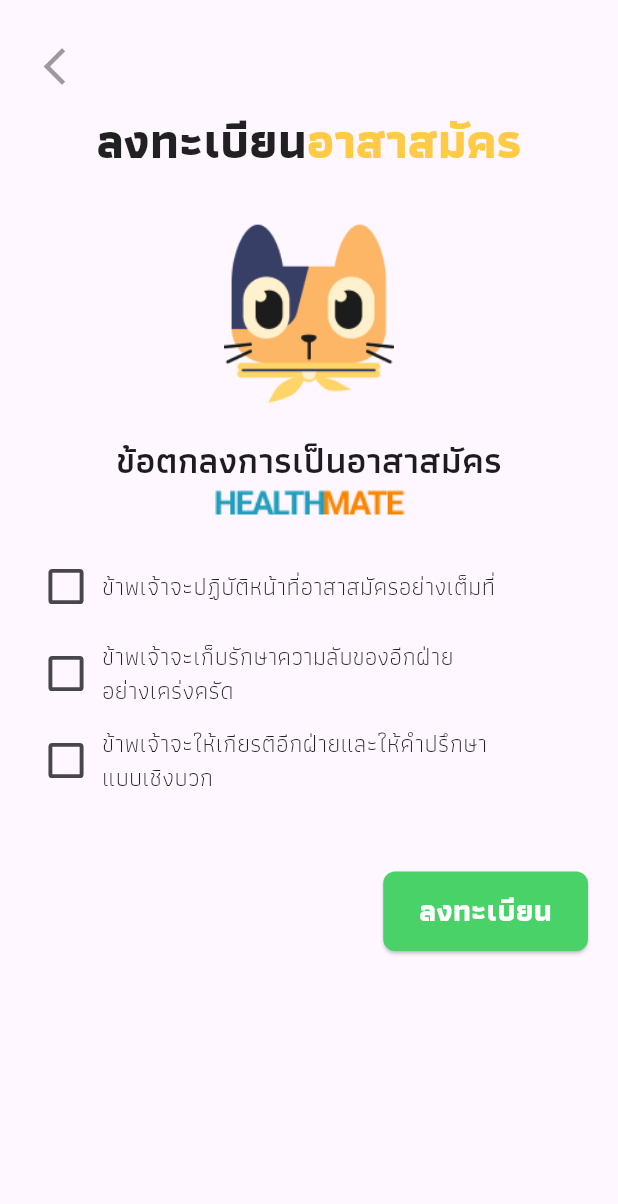
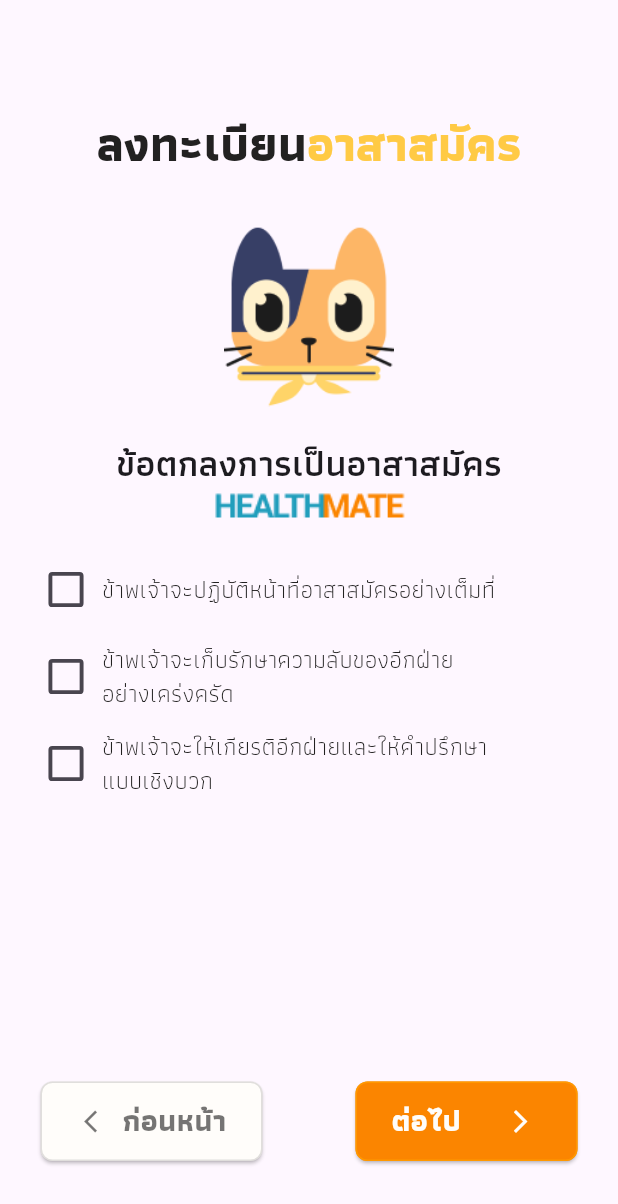
Before and after one commit to Hotch0colate/HealthMate, a Flutter app: the VolunteerRegister screen opened directly, on a phone screen of 412 x 824 dp. Shown: the top 1204 px of the screen. Run offline on Flutter 3.47's test engine with Material 3 defaults, Android fonts, the phone set to English and light mode, and no system bars; our stand-ins replace firebase_auth, firebase_core, firebase_database, firebase_messaging, flutter_rating_bar, get and 4 more; accounts and stored records are empty; network calls fail.

Commit message:
flow register volunteer

```diff
--- a/client/lib/component/buttons.dart
+++ b/client/lib/component/buttons.dart
@@ -84,6 +84,7 @@ class GoBackButton extends StatelessWidget {
     return ElevatedButton(
       onPressed: onPressed, // Use the onPressed function passed as parameter
       style: ElevatedButton.styleFrom(
+        padding: const EdgeInsets.symmetric(vertical: 12, horizontal: 24),
         shape: RoundedRectangleBorder(
           borderRadius: BorderRadius.circular(8),
         ),
@@ -94,7 +95,6 @@ class GoBackButton extends StatelessWidget {
         ),
       ),
       child: const SizedBox(
-        height: 40,
         width: 100,
         child: Row(
           mainAxisAlignment: MainAxisAlignment.spaceBetween,
@@ -106,7 +106,7 @@ class GoBackButton extends StatelessWidget {
             ),
             Text(
               'ก่อนหน้า',
-              style: FontTheme.body1
+              style: FontTheme.btn_medium
             ),
           ],
         ),
@@ -125,6 +125,7 @@ class ForwardButton extends StatelessWidget {
     return ElevatedButton(
       onPressed: onPressed, // Use the onPressed function passed as parameter
       style: ElevatedButton.styleFrom(
+        padding: const EdgeInsets.symmetric(vertical: 12, horizontal: 24),
         shape: RoundedRectangleBorder(
           borderRadius: BorderRadius.circular(8),
         ),
@@ -134,13 +135,12 @@ class ForwardButton extends StatelessWidget {
       ),
       child: const SizedBox(
         width: 100,
-        height: 40,
         child: Row(
           mainAxisAlignment: MainAxisAlignment.spaceBetween,
           children: [
             Text(
               'ต่อไป',
-              style: FontTheme.body1
+              style: FontTheme.btn_medium
             ),
             SizedBox(
               height: 28,
--- a/client/lib/pages/authentication/signup.dart
+++ b/client/lib/pages/authentication/signup.dart
@@ -136,12 +136,14 @@ class _SignupPageState extends State<SignupPage> {
                                         crossAxisAlignment:
                                             CrossAxisAlignment.start,
                                         children: [
+                                          //ลบตรงนี้จ้าาา ><
                                           InputTextField(
                                             controller: _usernameController,
                                             hintText: 'กรอกชื่อผู้ใช้',
                                             labelText: 'ชื่อผู้ใช้',
                                           ),
                                           SizedBox(height: 5),
+                                          //ถึงตรงนี้จ้าาา ><
                                           InputTextField(
                                             controller: _emailController,
                                             hintText: 'กรอกอีเมล',
--- a/client/lib/pages/select_talk/create_tag_page_psy.dart
+++ b/client/lib/pages/select_talk/create_tag_page_psy.dart
@@ -216,7 +216,7 @@ class _CreateTagPsyPageState extends State<CreateTagPsyPage> {
                   Navigator.push(
                       context,
                       MaterialPageRoute(
-                        builder: (context) => VolunteerRegister(),
+                        builder: (context) => PsyRegister(),
                       ));
                 },
                 borderColor: ColorTheme.secondaryColor,
--- a/client/lib/pages/select_talk/create_tag_page_volunteer.dart
+++ b/client/lib/pages/select_talk/create_tag_page_volunteer.dart
@@ -74,7 +74,7 @@ class _CreateTagVolunteerPageState extends State<CreateTagVolunteerPage> {
                   ),
                 ],
               ),
-
+              SizedBox(height: 20),
               Row(
                 mainAxisAlignment: MainAxisAlignment.spaceAround,
                 children: [
--- a/client/lib/pages/volunteer_register/volunteer_register.dart
+++ b/client/lib/pages/volunteer_register/volunteer_register.dart
@@ -2,7 +2,9 @@ import 'package:client/Pages/volunteer_register/volunteer_test_1.dart';
 import 'package:client/Pages/volunteer_register/volunteer_test_2.dart';
 import 'package:client/component/navigation.dart';
 import 'package:client/component/select_box.dart';
+import 'package:client/pages/select_talk/create_tag_page_volunteer.dart';
 import 'package:client/pages/volunteer_register/volunteer_congrats.dart';
+import 'package:client/pages/volunteer_register/volunteer_select_tag.dart';
 import 'package:client/pages/volunteer_register/volunteer_test_waiting.dart';
 import 'package:client/theme/color.dart';
 import 'package:client/theme/font.dart';
@@ -15,6 +17,19 @@ import 'package:client/services/ip_variable.dart';
 import 'package:client/pages/authentication/first_login/first_login_2.dart';
 import '../../../component/buttons.dart';
 
+void main() {
+  runApp(MyApp());
+}
+
+class MyApp extends StatelessWidget {
+  @override
+  Widget build(BuildContext context) {
+    return MaterialApp(
+      home: VolunteerRegister(),
+    );
+  }
+}
+
 class VolunteerRegister extends StatefulWidget {
   const VolunteerRegister({Key? key}) : super(key: key);
 
@@ -26,12 +41,12 @@ class _VolunteerRegisterState extends State<VolunteerRegister> {
   bool agreedToTerms = false;
   String selectedGender = '';
 
-  Map<String, bool> selectedOptions = {
-    'stopCrying': false,
-    'comfortEncourage': false,
-    'waitSilently': false,
-    'suggestSolutions': false,
-  };
+  // Map<String, bool> selectedOptions = {
+  //   'stopCrying': false,
+  //   'comfortEncourage': false,
+  //   'waitSilently': false,
+  //   'suggestSolutions': false,
+  // };
 
   // Future<void> sendUserDataToBackend(String gender) async {
   //   var _auth_service = AuthService();
@@ -78,26 +93,27 @@ class _VolunteerRegisterState extends State<VolunteerRegister> {
                         Row(
                           mainAxisAlignment: MainAxisAlignment.start,
                           children: [
-                              IconButton(
-                                icon: const Icon(
-                                  Icons
-                                      .arrow_back_ios, // Replace with your custom icon
-                                  color: Colors.black38,
-                                  size: 30, // Customize the icon color
-                                ),
-                                onPressed: () {
-                                  //กลับไปหน้า Select talk
-                                  //เปลี่ยน flow ตรงนี้ ตั้งเพื่อทดสอบการรันเฉยๆ
-                                  Navigator.pushAndRemoveUntil(
-                                    context,
-                                    MaterialPageRoute(
-                                        builder: (context) =>
-                                            MainApp(SelectedPage: 1)),
-                                    (Route<dynamic> route) =>
-                                        false, // Remove all routes below
-                                  );
-                                },
-                              ),
+                            SizedBox(height: 50,)
+                            // IconButton(
+                            //   icon: const Icon(
+                            //     Icons
+                            //         .arrow_back_ios, // Replace with your custom icon
+                            //     color: Colors.black38,
+                            //     size: 30, // Customize the icon color
+                            //   ),
+                            //   onPressed: () {
+                            //     //กลับไปหน้า Select talk
+                            //     //เปลี่ยน flow ตรงนี้ ตั้งเพื่อทดสอบการรันเฉยๆ
+                            //     Navigator.pushAndRemoveUntil(
+                            //       context,
+                            //       MaterialPageRoute(
+                            //           builder: (context) =>
+                            //               MainApp(SelectedPage: 1)),
+                            //       (Route<dynamic> route) =>
+                            //           false, // Remove all routes below
+                            //     );
+                            //   },
+                            // ),
                           ],
                         ),
                         RichText(
@@ -134,8 +150,7 @@ class _VolunteerRegisterState extends State<VolunteerRegister> {
                         SizedBox(height: 20),
                         ColorChangingCheckbox(
                           key: UniqueKey(),
-                            text:
-                                'ข้าพเจ้าจะปฏิบัติหน้าที่อาสาสมัครอย่างเต็มที่',
+                          text: 'ข้าพเจ้าจะปฏิบัติหน้าที่อาสาสมัครอย่างเต็มที่',
                           onChanged: (bool value) {
                             // Callback when checkbox state changes
                             print('Checkbox state changed: $value');
@@ -162,48 +177,69 @@ class _VolunteerRegisterState extends State<VolunteerRegister> {
                           },
                         ),
                         SizedBox(height: 50),
-                          Align(
-                            alignment: Alignment.bottomRight,
-                            child: MdPrimaryButton(
-                    text: 'ลงทะเบียน',
-                    onPressed: () {
-                      Navigator.push(
-                        context,
-                        MaterialPageRoute(
-                            builder: (context) => const LoadingVolunteerRegister()),
-                      );
-                      Future.delayed(const Duration(seconds: 3), () {
-                        _createPsychiatrist();
-                        Navigator.push(
-                          context,
-                          MaterialPageRoute(
-                              builder: (context) => const VolunteerCongrats()),
-                        ); // Navigate back after 3 seconds
-                      });
-                    },
-                    foregroundColor: Colors.white, // Change text color
-                    backgroundColor: ColorTheme.successAction,
-                  ),
+                        // Align(
+                        //   alignment: Alignment.bottomRight,
+                        //   child: MdPrimaryButton(
+                        //     text: 'ลงทะเบียน',
+                        //     onPressed: () {
+                        //       Navigator.push(
+                        //         context,
+                        //         MaterialPageRoute(
+                        //             builder: (context) =>
+                        //                 const LoadingVolunteerRegister()),
+                        //       );
+                        //       Future.delayed(const Duration(seconds: 3), () {
+                        //         _createPsychiatrist();
+                        //         Navigator.push(
+                        //           context,
+                        //           MaterialPageRoute(
+                        //               builder: (context) =>
+                        //                   const VolunteerCongrats()),
+                        //         ); // Navigate back after 3 seconds
+                        //       });
+                        //     },
+                        //     foregroundColor:
+                        //         Colors.white, // Change text color
+                        //     backgroundColor: ColorTheme.successAction,
+                        //   ),
                         // child: ForwardButton(
                         //   onPressed: () {
                         //     Navigator.push(
                         //       context,
                         //       MaterialPageRoute(
                         //           builder: (context) =>
-                            //               const LoadingVolunteerRegister()),
+                        //               const VolunteerSelectTag()),
                         //     );
-                            //     Future.delayed(const Duration(seconds: 3), () {
-                            //       _createPsychiatrist();
-                            //       Navigator.push(
-                            //         context,
-                            //         MaterialPageRoute(
-                            //             builder: (context) =>
-                            //                 const VolunteerCongrats()),
-                            //       ); // Navigate back after 3 seconds
-                            //     });
-                            //   },
+
+                        //     },
+                        //   ),
                         // ),
+                      ])))),
+      bottomNavigationBar: Padding(
+        padding: const EdgeInsets.only(bottom: 50, left: 27, right: 27),
+        child: Row(
+          mainAxisAlignment: MainAxisAlignment.spaceBetween,
+          children: [
+            GoBackButton(
+              onPressed: () {
+                Navigator.push(
+                  context,
+                  MaterialPageRoute(
+                    builder: (context) => const CreateTagVolunteerPage(),
                   ),
-                        ])))));
+                );
+              },
+            ),
+            ForwardButton(onPressed: () {
+              Navigator.push(
+                context,
+                MaterialPageRoute(
+                    builder: (context) => const VolunteerSelectTag()),
+              );
+            })
+          ],
+        ),
+      ),
+    );
   }
 }
```
Also changed, not shown: client/lib/pages/volunteer_register/volunteer_select_tag.dart (added, +289 -0 lines). Lines whose indentation alone changed are shown as unchanged.
